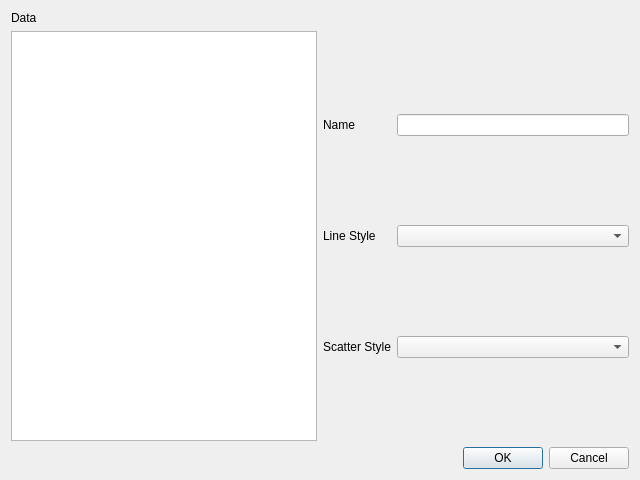
jondef/QDataVis, file QDataVis/Headers/PointWindow.ui: the form before one commit.
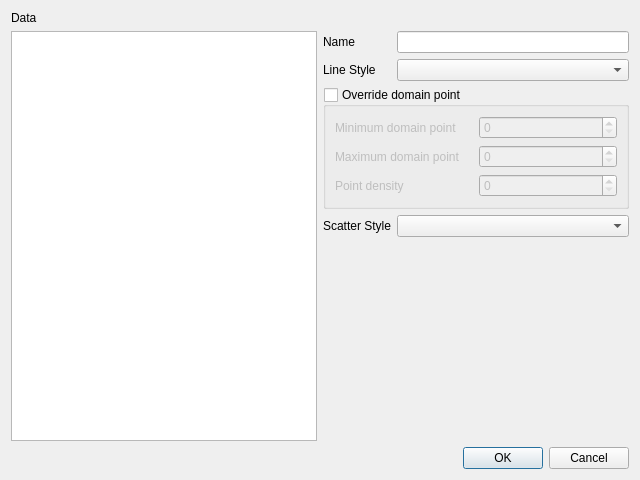
The form after the commit.

The edit to the form file:
```diff
--- a/QDataVis/Headers/PointWindow.ui
+++ b/QDataVis/Headers/PointWindow.ui
@@ -43,20 +43,58 @@
                             </property>
                         </widget>
                     </item>
-                    <item row="0" column="1">
-                        <widget class="QLineEdit" name="lineEdit_graphName"/>
-                    </item>
-                    <item row="0" column="0">
-                        <widget class="QLabel" name="label_2">
-                            <property name="text">
-                                <string>Name</string>
-                            </property>
-                        </widget>
-                    </item>
-                    <item row="2" column="1">
+     <item row="3" column="1">
                         <widget class="QComboBox" name="comboBox_scatterStyle"/>
                     </item>
+     <item row="0" column="1">
+      <widget class="QLineEdit" name="lineEdit_graphName"/>
+     </item>
+     <item row="2" column="0" colspan="2">
+      <widget class="QGroupBox" name="groupBox">
+       <property name="title">
+        <string>Override domain point</string>
+       </property>
+       <property name="checkable">
+        <bool>true</bool>
+       </property>
+       <property name="checked">
+        <bool>false</bool>
+       </property>
+       <layout class="QGridLayout" name="gridLayout_3">
+        <item row="0" column="0">
+         <widget class="QLabel" name="label_5">
+          <property name="text">
+           <string>Minimum domain point</string>
+          </property>
+         </widget>
+        </item>
+        <item row="1" column="1">
+         <widget class="QSpinBox" name="spinBox_setGraphMaximumDomain"/>
+        </item>
+        <item row="1" column="0">
+         <widget class="QLabel" name="label_6">
+          <property name="text">
+           <string>Maximum domain point</string>
+          </property>
+         </widget>
+        </item>
+        <item row="0" column="1">
+         <widget class="QSpinBox" name="spinBox_setGraphMinimumDomain"/>
+        </item>
                     <item row="2" column="0">
+         <widget class="QLabel" name="label_7">
+          <property name="text">
+           <string>Point density</string>
+          </property>
+         </widget>
+        </item>
+        <item row="2" column="1">
+         <widget class="QSpinBox" name="spinBox_setPointDensity"/>
+        </item>
+       </layout>
+      </widget>
+     </item>
+     <item row="3" column="0">
                         <widget class="QLabel" name="label_4">
                             <property name="text">
                                 <string>Scatter Style</string>
@@ -66,6 +104,39 @@
                     <item row="1" column="1">
                         <widget class="QComboBox" name="comboBox_lineStyle"/>
                     </item>
+     <item row="0" column="0">
+      <widget class="QLabel" name="label_2">
+       <property name="text">
+        <string>Name</string>
+       </property>
+      </widget>
+     </item>
+     <item row="4" column="1">
+      <spacer name="verticalSpacer">
+       <property name="orientation">
+        <enum>Qt::Vertical</enum>
+       </property>
+       <property name="sizeHint" stdset="0">
+        <size>
+         <width>20</width>
+         <height>40</height>
+        </size>
+       </property>
+      </spacer>
+     </item>
+     <item row="4" column="0">
+      <spacer name="verticalSpacer_2">
+       <property name="orientation">
+        <enum>Qt::Vertical</enum>
+       </property>
+       <property name="sizeHint" stdset="0">
+        <size>
+         <width>20</width>
+         <height>40</height>
+        </size>
+       </property>
+      </spacer>
+     </item>
                 </layout>
             </item>
         </layout>
```
Lines whose indentation alone changed are shown as unchanged.
